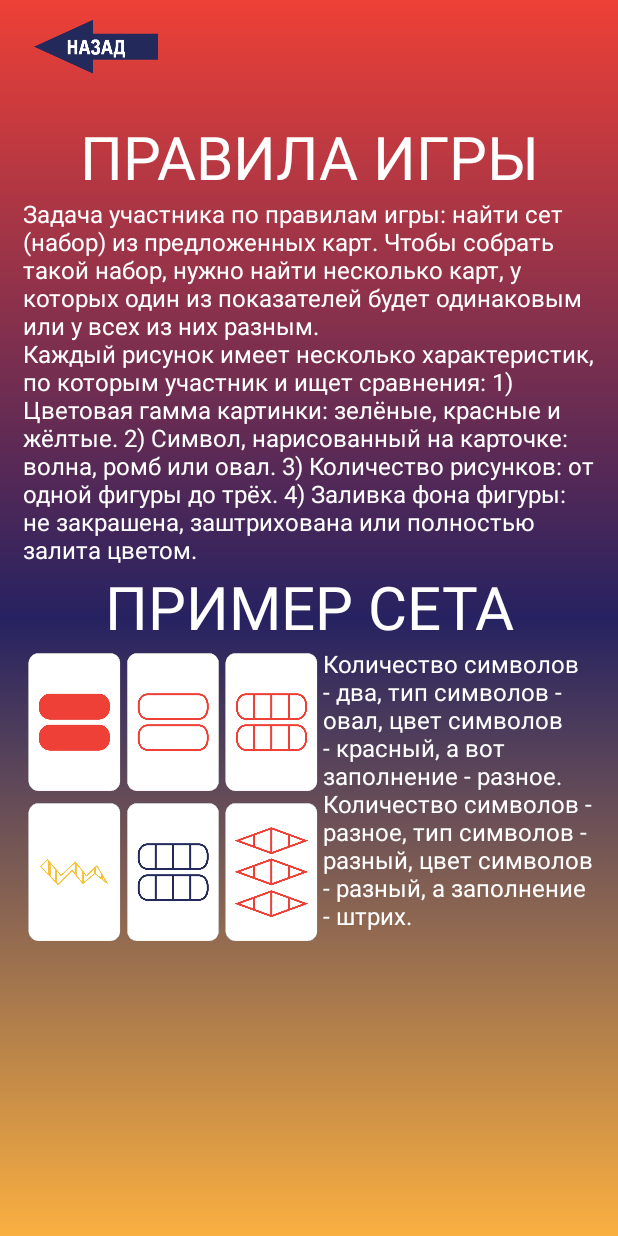
After one commit to d1sgu1sed/SetTheGame, an Android app: the Rules screen opened directly, with no data from a screen before it, on a phone screen of 412 x 824 dp. The commit adds this screen. Run offline under Robolectric (Android 15) with nearby library versions, the phone set to English and light mode, and no system bars.

Commit message:
доделал активность игры и лидеров

```diff
--- a/app/src/main/AndroidManifest.xml
+++ b/app/src/main/AndroidManifest.xml
@@ -15,6 +15,9 @@
         android:supportsRtl="true"
         android:theme="@style/Theme.SetTheGame"
         tools:targetApi="31">
+        <activity
+            android:name=".Rules"
+            android:exported="false" />
         <activity
             android:name=".LeaderBoard"
             android:exported="false" />
--- /dev/null
+++ b/app/src/main/java/com/master/setthegame/Rules.java
@@ -0,0 +1,14 @@
+package com.master.setthegame;
+
+import androidx.appcompat.app.AppCompatActivity;
+
+import android.os.Bundle;
+
+public class Rules extends AppCompatActivity {
+
+    @Override
+    protected void onCreate(Bundle savedInstanceState) {
+        super.onCreate(savedInstanceState);
+        setContentView(R.layout.activity_rules);
+    }
+}
--- /dev/null
+++ b/app/src/main/res/layout/activity_rules.xml
@@ -0,0 +1,98 @@
+<?xml version="1.0" encoding="utf-8"?>
+<androidx.constraintlayout.widget.ConstraintLayout xmlns:android="http://schemas.android.com/apk/res/android"
+    xmlns:app="http://schemas.android.com/apk/res-auto"
+    xmlns:tools="http://schemas.android.com/tools"
+    android:layout_width="match_parent"
+    android:layout_height="match_parent"
+    tools:context=".Rules">
+
+    <LinearLayout
+        android:layout_width="match_parent"
+        android:layout_height="match_parent"
+        android:orientation="vertical"
+        android:background="@drawable/gradient">
+
+        <LinearLayout
+            android:layout_width="match_parent"
+            android:layout_height="wrap_content"
+            android:orientation="horizontal">
+
+            <ImageView
+                android:layout_width="105dp"
+                android:layout_height="39dp"
+                android:layout_margin="11dp"
+                android:background="@drawable/returnbut"
+                android:layout_gravity="center"/>
+
+        </LinearLayout>
+
+        <RelativeLayout
+            android:layout_width="match_parent"
+            android:layout_height="match_parent"
+            android:layout_margin="15dp">
+
+            <TextView
+                android:id="@+id/ruleName"
+                android:layout_width="match_parent"
+                android:layout_height="wrap_content"
+                android:text="ПРАВИЛА ИГРЫ"
+                android:textColor="@color/white"
+                android:textSize="40sp"
+                android:textAlignment="center"/>
+
+            <TextView
+                android:id="@+id/rules"
+                android:layout_width="match_parent"
+                android:layout_height="wrap_content"
+                android:text="@string/rule1"
+                android:layout_below="@id/ruleName"
+                android:textSize="16sp"
+                android:textColor="@color/white"/>
+
+            <TextView
+                android:id="@+id/setExample"
+                android:layout_width="match_parent"
+                android:layout_height="wrap_content"
+                android:text="ПРИМЕР СЕТА"
+                android:textColor="@color/white"
+                android:textSize="40sp"
+                android:textAlignment="center"
+                android:layout_below="@id/rules"/>
+
+            <LinearLayout
+                android:layout_width="wrap_content"
+                android:layout_height="wrap_content"
+                android:orientation="horizontal"
+                android:layout_below="@id/setExample">
+
+                <LinearLayout
+                    android:layout_width="200dp"
+                    android:layout_height="wrap_content"
+                    android:orientation="vertical">
+
+                    <ImageView
+                        android:layout_width="wrap_content"
+                        android:layout_height="100dp"
+                        android:src="@drawable/example1" />
+
+                    <ImageView
+                        android:layout_width="wrap_content"
+                        android:layout_height="100dp"
+                        android:src="@drawable/example2" />
+
+                </LinearLayout>
+
+                <TextView
+                    android:layout_width="wrap_content"
+                    android:layout_height="wrap_content"
+                    android:text="@string/rule2"
+                    android:textColor="@color/white"
+                    android:textSize="16sp"/>
+
+            </LinearLayout>
+
+        </RelativeLayout>
+
+    </LinearLayout>
+
+</androidx.constraintlayout.widget.ConstraintLayout>
--- a/app/src/main/res/values/strings.xml
+++ b/app/src/main/res/values/strings.xml
@@ -1,3 +1,11 @@
 <resources>
     <string name="app_name">SetTheGame</string>
+    <string name="rule1">Задача участника по правилам игры: найти сет (набор) из предложенных карт. Чтобы собрать такой набор, нужно найти несколько карт, у которых один из показателей будет одинаковым
+или у всех из них разным.\nКаждый рисунок имеет несколько характеристик, по которым участник и ищет сравнения:
+        1) Цветовая гамма картинки: зелёные, красные и жёлтые.
+        2) Символ, нарисованный на карточке: волна, ромб или овал.
+        3) Количество рисунков: от одной фигуры до трёх.
+        4) Заливка фона фигуры: не закрашена, заштрихована или полностью залита цветом.</string>
+    <string name="rule2">Количество символов - два, тип символов - овал, цвет символов - красный, а вот заполнение - разное.
+Количество символов - разное, тип символов - разный, цвет символов - разный, а заполнение - штрих.</string>
 </resources>
```
Also changed, not shown: app/src/main/res/drawable/example1.png (added), app/src/main/res/drawable/example2.png (added).
